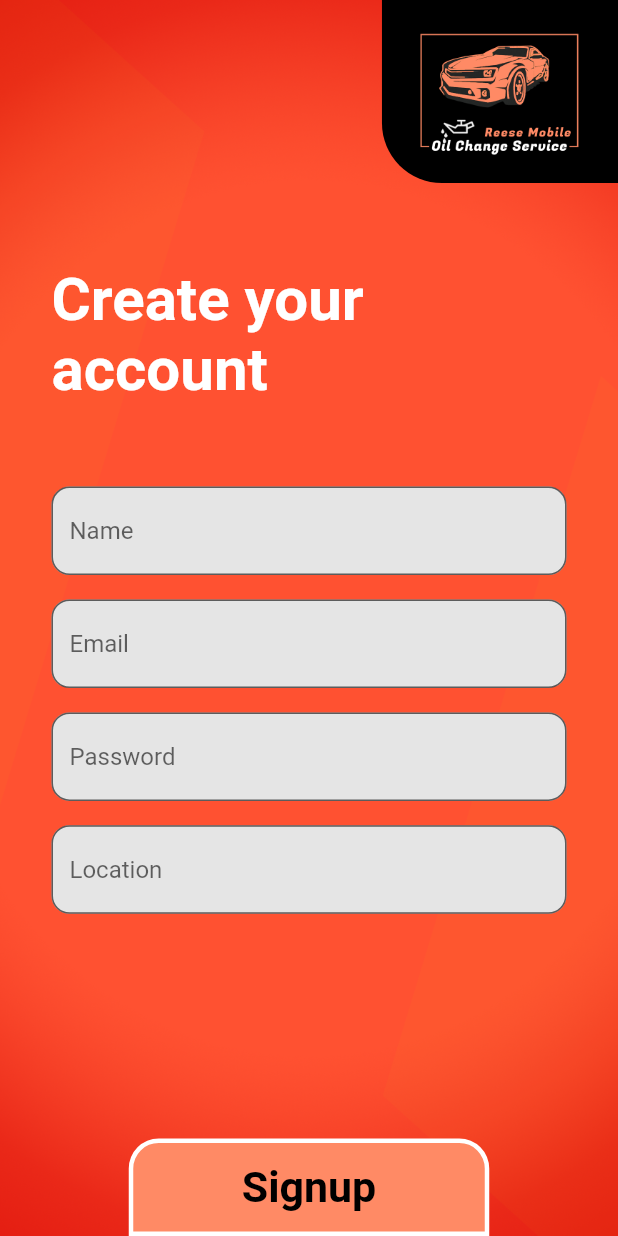
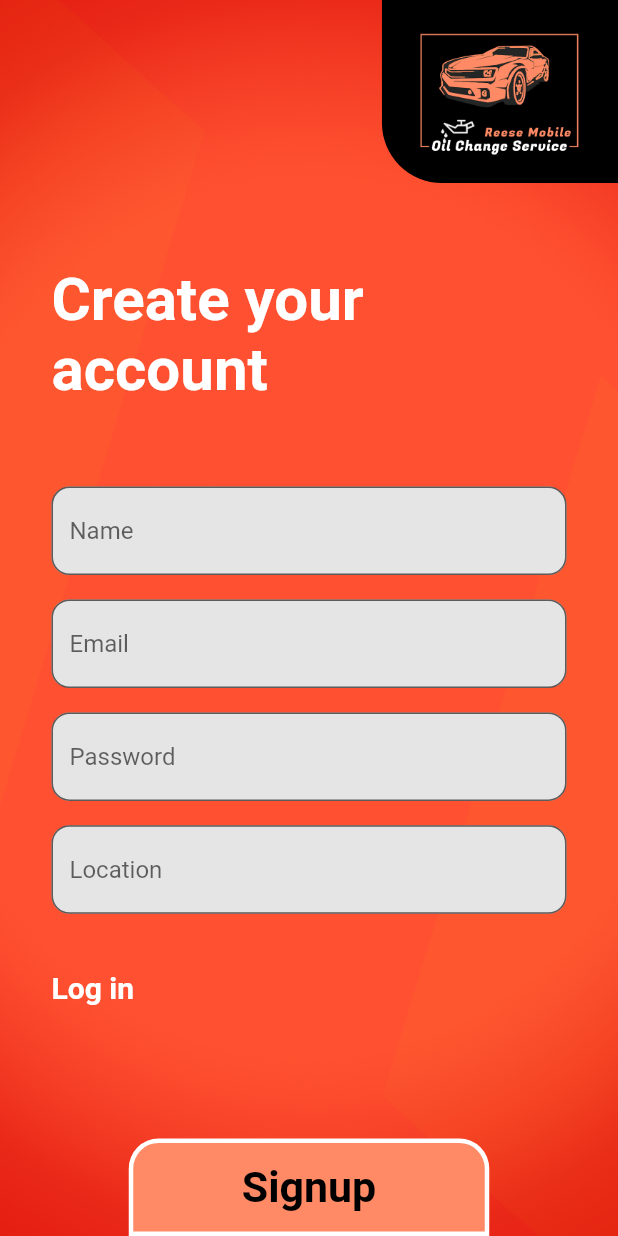
Before and after one commit to dnadawa/Reese-Mobile-Oil-Change-Service-Application, a Flutter app: the SignUp screen opened directly, on a phone screen of 412 x 824 dp. Run offline on Flutter 3.47's test engine with Material 2 defaults, Android fonts, the phone set to English and light mode, and no system bars; our stand-ins replace cloud_firestore, firebase_auth, flutter_credit_card, flutter_screenutil, fluttertoast, google_fonts and 1 more; missing offline and left inert: mailer, stripe_payment; accounts and stored records are empty; statements that could not run were skipped.

Commit message:
minor bugs fixed

```diff
--- a/lib/screens/sign-up.dart
+++ b/lib/screens/sign-up.dart
@@ -3,6 +3,7 @@ import 'package:firebase_auth/firebase_auth.dart';
 import 'package:flutter/cupertino.dart';
 import 'package:flutter/material.dart';
 import 'package:flutter_screenutil/screenutil.dart';
+import 'package:mpoil/screens/login.dart';
 import 'package:mpoil/widgets/button.dart';
 import 'package:mpoil/widgets/custom-text.dart';
 import 'package:mpoil/widgets/input-field.dart';
@@ -90,6 +91,12 @@ class SignUp extends StatelessWidget {
                       SizedBox(height: ScreenUtil().setHeight(30),),
                       InputField(hint: 'Location',controller: location,),
                       SizedBox(height: ScreenUtil().setHeight(70),),
+                      GestureDetector(
+                          onTap: (){
+                            Navigator.push(context, CupertinoPageRoute(builder: (context){
+                              return LogIn();}));
+                          },
+                          child: CustomText(text: 'Log in',size: ScreenUtil().setSp(35),)),
                     ],
                   ),
                 ),
```
